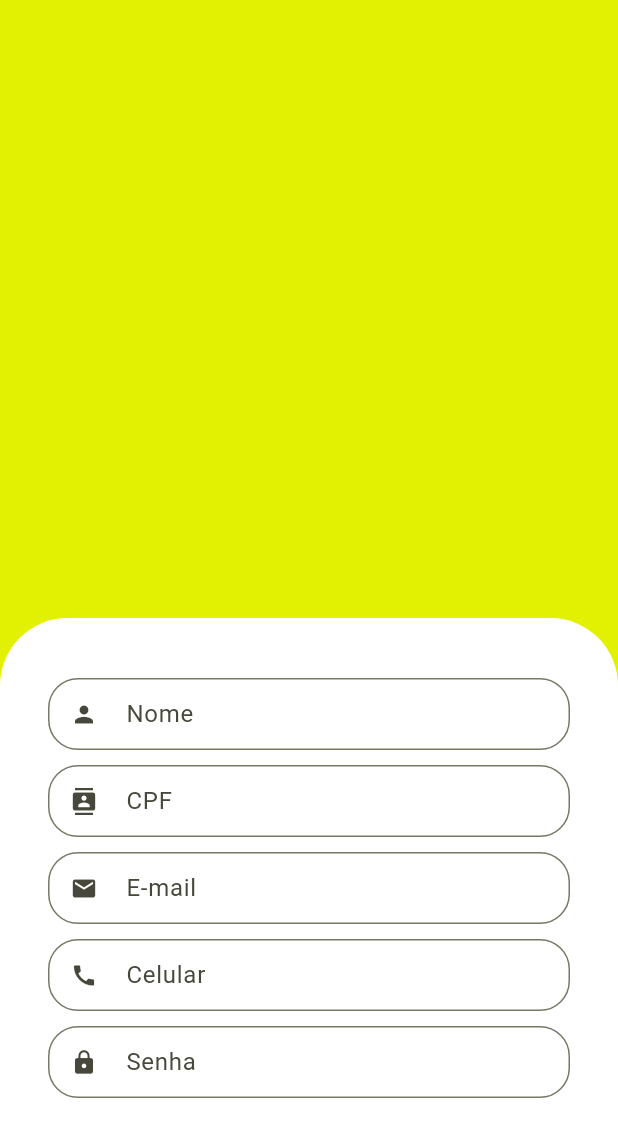
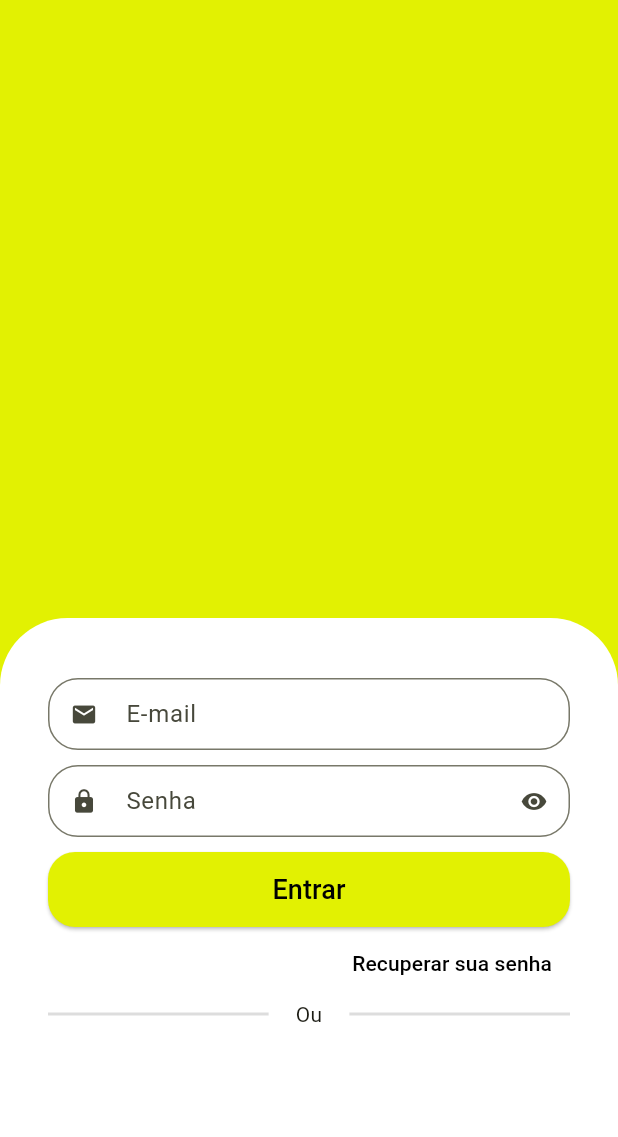
Before and after one commit to jeanbressan/Celular-Aplication, a Flutter app: the screen it shows after launch, on a phone screen of 412 x 824 dp. Shown: the top 1137 px of the screen. Run offline on Flutter 3.47's test engine with Material 3 defaults, Android fonts, the phone set to English and light mode, and no system bars.

Commit message:
Atualization version 2.0

```diff
--- a/lib/src/authenticator/components/campo_text_custom.dart
+++ b/lib/src/authenticator/components/campo_text_custom.dart
@@ -1,10 +1,23 @@
 import 'package:flutter/material.dart';
 
-class CampoTextCustom extends StatelessWidget {
+class CampoTextCustom extends StatefulWidget {
   final IconData icon;
   final String label;
-  final bool isobscure;
-  const CampoTextCustom({super.key, required this.icon, required this.label, this.isobscure = false});
+  final bool isSecret;
+
+  const CampoTextCustom({super.key, required this.icon, required this.label, this.isSecret = false});
+
+  @override
+  State<CampoTextCustom> createState() => _CampoTextCustomState();
+}
+
+class _CampoTextCustomState extends State<CampoTextCustom> {
+  bool isobscure = false;
+  @override
+  void initState() {
+    super.initState();
+    isobscure = widget.isSecret;
+  }
 
   @override
   Widget build(BuildContext context) {
@@ -13,8 +26,13 @@ class CampoTextCustom extends StatelessWidget {
       child: TextFormField(
         obscureText: isobscure,
         decoration: InputDecoration(
-          prefixIcon: Icon(icon),
-          labelText: label,
+          prefixIcon: Icon(widget.icon),
+          suffixIcon: widget.isSecret ? IconButton(onPressed: (){
+            setState(() {
+              isobscure = !isobscure;
+            });
+          }, icon: Icon(isobscure ? Icons.visibility : Icons.visibility_off),) : null,
+          labelText: widget.label,
           isDense: true,
           border: OutlineInputBorder(
             borderRadius: BorderRadius.circular(20),
--- a/lib/src/authenticator/login_screen.dart
+++ b/lib/src/authenticator/login_screen.dart
@@ -28,18 +28,67 @@ Widget build(BuildContext context) {
                 top: Radius.circular(45),
               ),
             ),
-            child: const Column(
+            child: Column(
+              crossAxisAlignment: CrossAxisAlignment.stretch,
               children: [
                 //Nome
-                CampoTextCustom(label: 'Nome', icon: Icons.person,),
+                // const CampoTextCustom(label: 'Nome', icon: Icons.person,),
+                //CPF
+                //const CampoTextCustom(label: 'CPF', icon: Icons.contacts,),
                 //E-mail
-                CampoTextCustom(label: 'CPF', icon: Icons.contacts,),
-                //Celular
-                CampoTextCustom(label: 'E-mail', icon: Icons.email,),
+                const CampoTextCustom(label: 'E-mail', icon: Icons.email,),
                 //CPF
-                CampoTextCustom(label: 'Celular', icon: Icons.call,),
+                //const CampoTextCustom(label: 'Celular', icon: Icons.call,),
                 //Senha
-                CampoTextCustom(label: 'Senha', icon: Icons.lock, isobscure: true,),
+                const CampoTextCustom(label: 'Senha', icon: Icons.lock, isSecret: true,),
+
+                //Botão entrar
+                SizedBox(
+                 height: 50,
+                 child: ElevatedButton(
+                  style: ElevatedButton.styleFrom(
+                    backgroundColor: Color.fromARGB(255, 226, 241, 2),
+                    shape: RoundedRectangleBorder(
+                      borderRadius: BorderRadius.circular(18)
+                    )
+                  ),
+                  onPressed: () {},
+                  child: const Text('Entrar', style: TextStyle(color: Colors.black, fontSize: 18),),
+                  ),
+                ),
+
+                // Link Recuperar a senha
+                Align(
+                  alignment: Alignment.centerRight,
+                  child: TextButton(
+                    onPressed: () {}, child: const Text('Recuperar sua senha',
+                    style: TextStyle(color: Colors.black),
+                    ),
+                  )
+                ),
+
+                // Dividor
+
+                Row(
+                  children: [
+                    Expanded(
+                      child: Divider(
+                        color: Colors.grey.withAlpha(90),
+                        thickness: 2,
+                      ),
+                    ),
+                    const Padding(
+                      padding: EdgeInsets.symmetric(horizontal: 18),
+                      child: Text('Ou'),
+                    ),
+                    Expanded(
+                      child: Divider(
+                        color: Colors.grey.withAlpha(90),
+                        thickness: 2,
+                      ),
+                    ),
+                  ],
+                )
               ],
             ),
           ),
```
